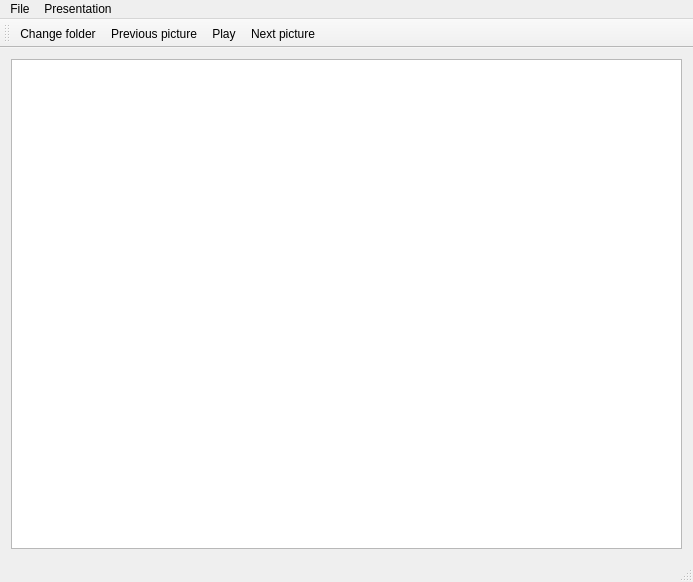
Above: photoviewer.ui from DJI007/PhotoViewer-4 before the change. Below: the same form after it.
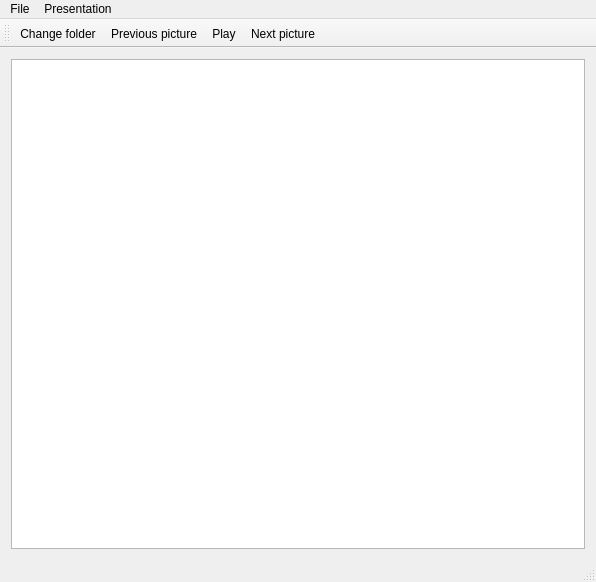
That is the form after the change. Icons and pictures are not drawn.

Diff of the .ui file:
```diff
--- a/photoviewer.ui
+++ b/photoviewer.ui
@@ -6,7 +6,7 @@
    <rect>
     <x>0</x>
     <y>0</y>
-    <width>693</width>
+    <width>596</width>
     <height>582</height>
    </rect>
   </property>
@@ -29,7 +29,7 @@
     <rect>
      <x>0</x>
      <y>0</y>
-     <width>693</width>
+     <width>596</width>
      <height>21</height>
     </rect>
    </property>
```
